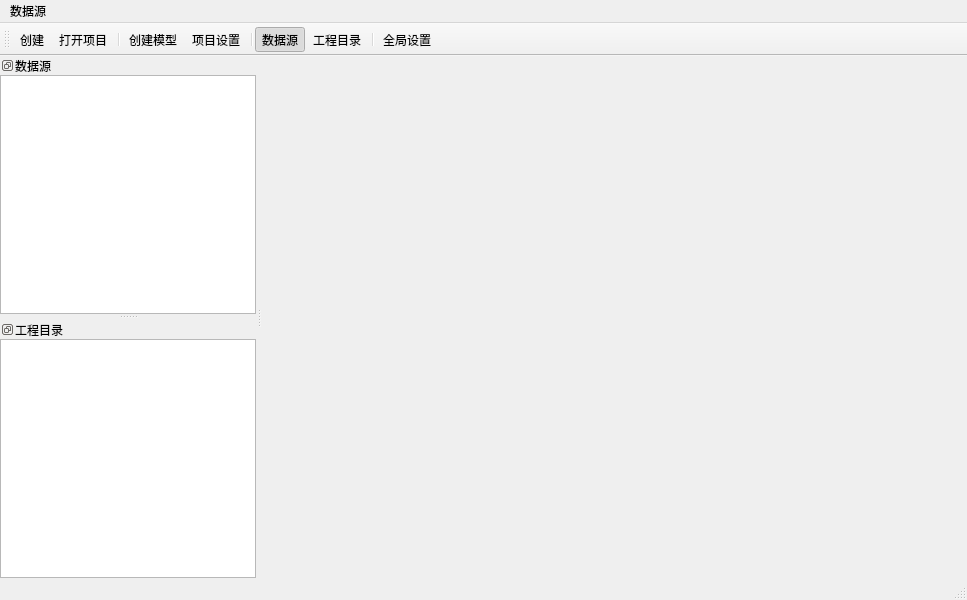
Qt form ringz.ui (caoaolong/ringz) before a commit.
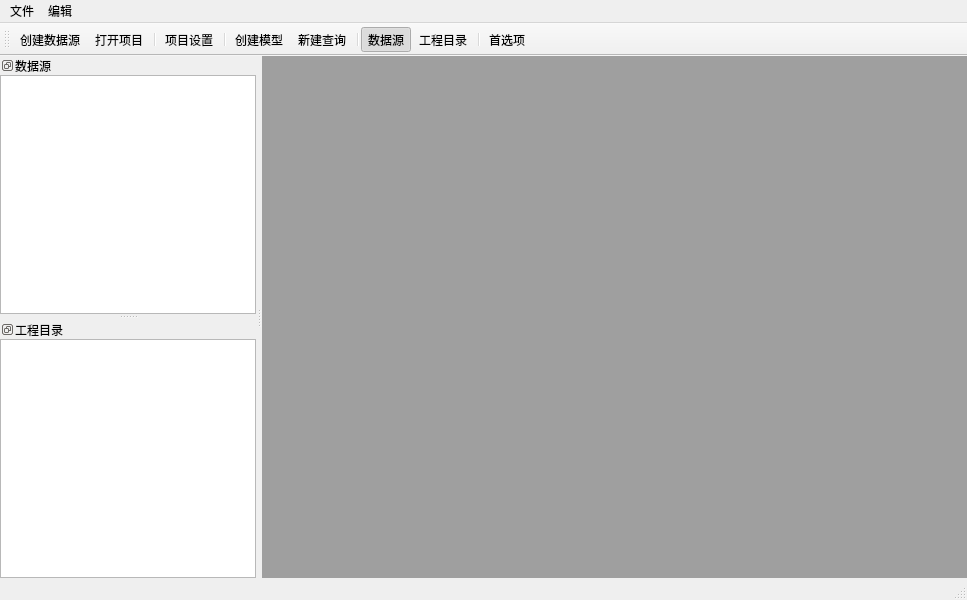
The same form after that commit. Icons and pictures are not drawn.

Patch:
```diff
--- a/ringz.ui
+++ b/ringz.ui
@@ -34,13 +34,7 @@
      <number>0</number>
     </property>
     <item>
-     <widget class="QStackedWidget" name="stackedWidget">
-      <property name="currentIndex">
-       <number>1</number>
-      </property>
-      <widget class="QWidget" name="table"/>
-      <widget class="QWidget" name="editor"/>
-     </widget>
+     <widget class="QMdiArea" name="mdiArea"/>
     </item>
    </layout>
   </widget>
@@ -50,16 +44,23 @@
      <x>0</x>
      <y>0</y>
      <width>967</width>
-     <height>22</height>
+     <height>24</height>
     </rect>
    </property>
    <widget class="QMenu" name="menu">
     <property name="title">
-     <string>数据源</string>
+     <string>文件</string>
     </property>
     <addaction name="actionDbCreate"/>
    </widget>
+   <widget class="QMenu" name="menu_2">
+    <property name="title">
+     <string>编辑</string>
+    </property>
+    <addaction name="actionSettings"/>
+   </widget>
    <addaction name="menu"/>
+   <addaction name="menu_2"/>
   </widget>
   <widget class="QDockWidget" name="dbDock">
    <property name="acceptDrops">
@@ -156,9 +157,11 @@
    <addaction name="actionDbCreate"/>
    <addaction name="actionProOpen"/>
    <addaction name="separator"/>
-   <addaction name="actionMdCreate"/>
    <addaction name="actionProSettings"/>
    <addaction name="separator"/>
+   <addaction name="actionMdCreate"/>
+   <addaction name="actionSqlCreate"/>
+   <addaction name="separator"/>
    <addaction name="actionDsView"/>
    <addaction name="actionProView"/>
    <addaction name="separator"/>
@@ -229,7 +232,7 @@
      <normaloff>:/ui/icons/database-create.png</normaloff>:/ui/icons/database-create.png</iconset>
    </property>
    <property name="text">
-    <string>创建</string>
+    <string>创建数据源</string>
    </property>
    <property name="toolTip">
     <string>创建数据源</string>
@@ -325,10 +328,25 @@
      <normaloff>:/ui/icons/setting.png</normaloff>:/ui/icons/setting.png</iconset>
    </property>
    <property name="text">
-    <string>全局设置</string>
+    <string>首选项</string>
    </property>
    <property name="toolTip">
-    <string>全局设置</string>
+    <string>首选项</string>
+   </property>
+   <property name="menuRole">
+    <enum>QAction::NoRole</enum>
+   </property>
+  </action>
+  <action name="actionSqlCreate">
+   <property name="icon">
+    <iconset resource="ringz.qrc">
+     <normaloff>:/ui/icons/sql-create.png</normaloff>:/ui/icons/sql-create.png</iconset>
+   </property>
+   <property name="text">
+    <string>新建查询</string>
+   </property>
+   <property name="toolTip">
+    <string>新建查询</string>
    </property>
    <property name="menuRole">
     <enum>QAction::NoRole</enum>
```
